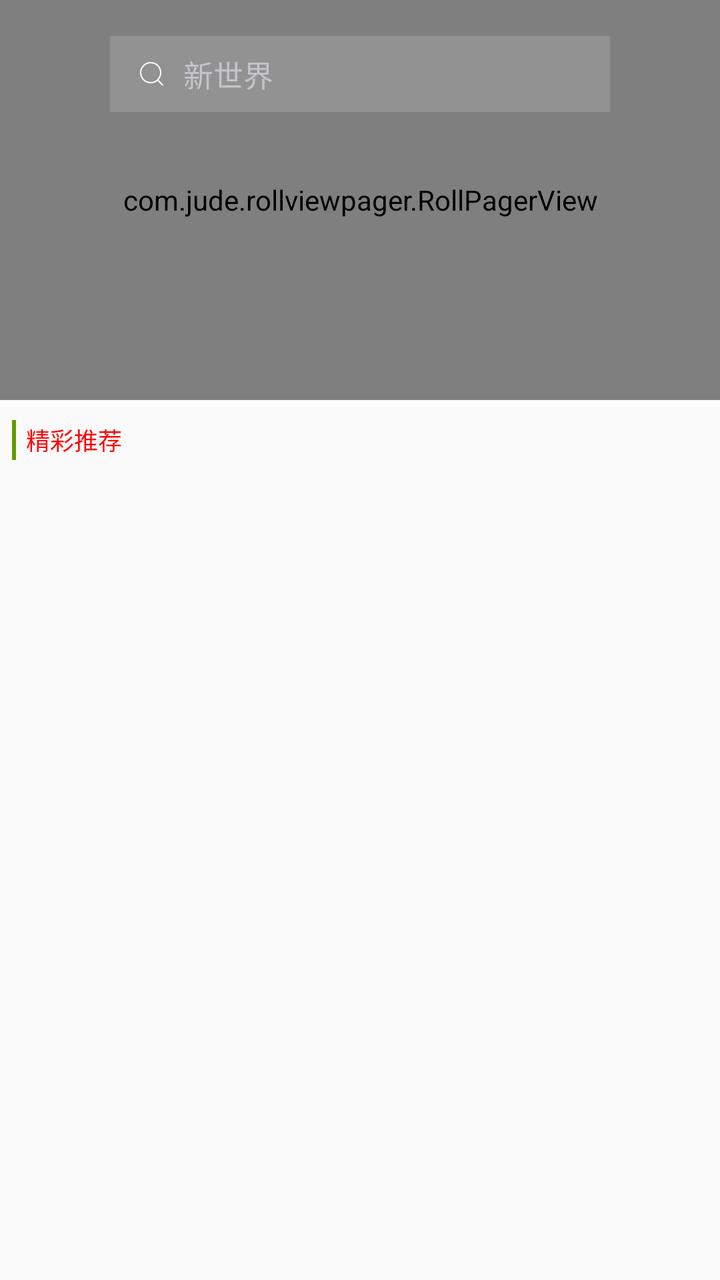
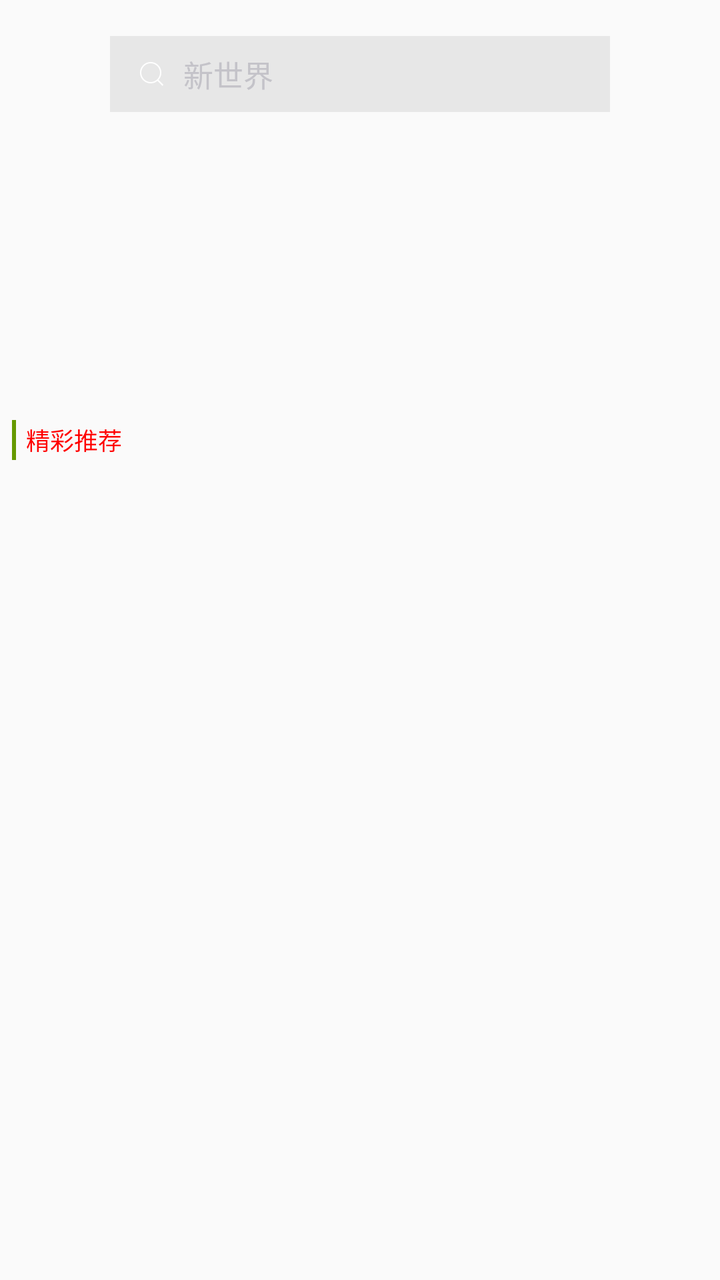

The first picture is an Android layout as it rendered before a commit; the second is the same layout after the commit. The layout source and the unified diff follow.
<!-- AndroidManifest.xml: application theme AppTheme -->
<!-- res/layout/recommend_header.xml -->
<?xml version="1.0" encoding="utf-8"?>
<RelativeLayout xmlns:android="http://schemas.android.com/apk/res/android"
    xmlns:app="http://schemas.android.com/apk/res-auto"
    android:layout_width="match_parent"
    android:layout_height="wrap_content"
    android:background="@android:color/transparent"
    android:orientation="vertical">

    <com.jude.rollviewpager.RollPagerView
        android:id="@+id/banner"
        android:layout_width="match_parent"
        android:layout_height="200dp"
        app:rollviewpager_play_delay="2000" />

    <RelativeLayout
        android:id="@+id/rlGoSearch"
        android:layout_width="250dp"
        android:layout_height="wrap_content"
        android:layout_centerHorizontal="true"
        android:layout_marginTop="18dp"
        android:background="#50bbbbbb"
        android:paddingLeft="15dp">

        <TextView
            android:id="@+id/etSearchKey"
            android:layout_width="match_parent"
            android:layout_height="38dp"
            android:background="@null"
            android:drawableLeft="@mipmap/search"
            android:drawablePadding="10dp"
            android:gravity="center_vertical"
            android:imeOptions="actionSearch"
            android:text="新世界"
            android:textColor="#c4c3c9"
            android:textSize="15sp" />


    </RelativeLayout>

    <LinearLayout
        android:id="@+id/ll_type"
        android:layout_width="match_parent"
        android:layout_height="wrap_content"
        android:layout_below="@+id/banner"
        android:paddingBottom="10dp"
        android:paddingLeft="6dp"
        android:paddingTop="10dp">

        <View
            android:layout_width="2dp"
            android:layout_height="20dp"
            android:background="@android:color/holo_green_dark" />

        <TextView
            android:id="@+id/tv_type"
            style="@style/small_tv_style"
            android:layout_gravity="center_vertical"
            android:layout_marginLeft="5dp"
            android:text="精彩推荐"
            android:textColor="@color/red" />
    </LinearLayout>
</RelativeLayout>
<!-- resources referenced by this layout -->
<resources>
  <color name="red">#FF0000</color>
  <!-- mipmap search: png bitmap (mipmap-xxhdpi, 713 bytes) -->
  <style name="small_tv_style">
          <item name="android:layout_width">wrap_content</item>
          <item name="android:layout_height">wrap_content</item>
          <item name="android:textColor">@android:color/white</item>
          <item name="android:textSize">12sp</item>
      </style>
  <style name="AppTheme" parent="BaseAppTheme">
          
          
          
          <item name="android:navigationBarColor">@color/colorAccent</item>
          <item name="android:colorControlHighlight">@color/colorAccent</item>
  
      </style>
  <style name="BaseAppTheme" parent="Theme.AppCompat.Light.NoActionBar">
          
          <item name="colorPrimary">@color/colorAccent</item>
          <item name="colorPrimaryDark">@color/colorPrimaryDark</item>
          <item name="colorAccent">@color/colorAccent</item>
          <item name="windowActionBar">false</item>
          <item name="windowNoTitle">true</item>
          
          <item name="android:actionBarSize">50dp</item>
          
          <item name="colorControlNormal">@android:color/white</item>
      </style>
  <color name="colorAccent">#FFC0CB</color>
  <color name="colorPrimaryDark">#FFC0CB</color>
</resources>

<!-- the commit's change to res/layout/recommend_header.xml (unified diff, before → after) -->
@@ -1,16 +1,14 @@
 <?xml version="1.0" encoding="utf-8"?>
 <RelativeLayout xmlns:android="http://schemas.android.com/apk/res/android"
-    xmlns:app="http://schemas.android.com/apk/res-auto"
     android:layout_width="match_parent"
     android:layout_height="wrap_content"
     android:background="@android:color/transparent"
     android:orientation="vertical">
 
-    <com.jude.rollviewpager.RollPagerView
+    <androidx.viewpager2.widget.ViewPager2
         android:id="@+id/banner"
         android:layout_width="match_parent"
-        android:layout_height="200dp"
-        app:rollviewpager_play_delay="2000" />
+        android:layout_height="200dp" />
 
     <RelativeLayout
         android:id="@+id/rlGoSearch"
